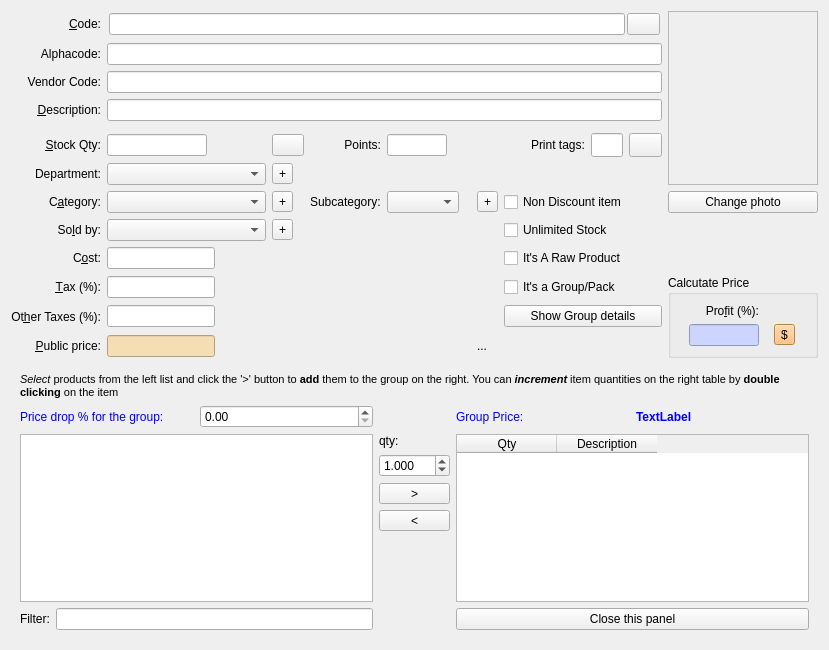
This is iotstock/src/ui/producteditor.ui in hiramvillarreal/iotpos as Qt 5 draws it before an edit. The edited form follows.
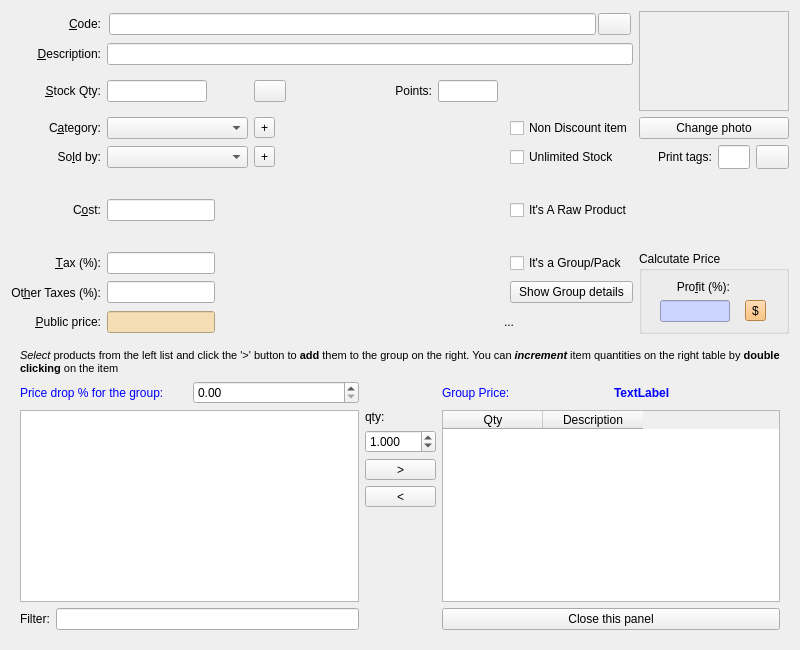
This is the edited form. The open tabs and pages were chosen to show the change.

What changed in the file:
```diff
--- a/iotstock/src/ui/producteditor.ui
+++ b/iotstock/src/ui/producteditor.ui
@@ -6,7 +6,7 @@
    <rect>
     <x>0</x>
     <y>0</y>
-    <width>829</width>
+    <width>800</width>
     <height>650</height>
    </rect>
   </property>
@@ -18,13 +18,13 @@
   </property>
   <property name="minimumSize">
    <size>
-    <width>829</width>
+    <width>800</width>
     <height>0</height>
    </size>
   </property>
   <property name="maximumSize">
    <size>
-    <width>900</width>
+    <width>800</width>
     <height>650</height>
    </size>
   </property>
@@ -32,17 +32,419 @@
    <string>Product Editor</string>
   </property>
   <layout class="QGridLayout" name="gridLayout">
-   <item row="2" column="0">
-    <widget class="QLabel" name="lblVendorCode">
+   <item row="6" column="7">
+    <layout class="QHBoxLayout" name="horizontalLayout_5">
+     <item>
+      <spacer name="horizontalSpacer">
+       <property name="orientation">
+        <enum>Qt::Horizontal</enum>
+       </property>
+       <property name="sizeHint" stdset="0">
+        <size>
+         <width>13</width>
+         <height>24</height>
+        </size>
+       </property>
+      </spacer>
+     </item>
+     <item>
+      <widget class="QLabel" name="label_19">
+       <property name="text">
+        <string>Print tags:</string>
+       </property>
+      </widget>
+     </item>
+     <item>
+      <widget class="QLineEdit" name="lEditBC">
+       <property name="enabled">
+        <bool>true</bool>
+       </property>
+       <property name="maximumSize">
+        <size>
+         <width>32</width>
+         <height>32</height>
+        </size>
+       </property>
+       <property name="maxLength">
+        <number>1</number>
+       </property>
+      </widget>
+     </item>
+     <item>
+      <widget class="QPushButton" name="printBC">
+       <property name="sizePolicy">
+        <sizepolicy hsizetype="Minimum" vsizetype="Minimum">
+         <horstretch>0</horstretch>
+         <verstretch>0</verstretch>
+        </sizepolicy>
+       </property>
+       <property name="minimumSize">
+        <size>
+         <width>33</width>
+         <height>0</height>
+        </size>
+       </property>
+       <property name="maximumSize">
+        <size>
+         <width>32</width>
+         <height>32</height>
+        </size>
+       </property>
+       <property name="text">
+        <string/>
+       </property>
+       <property name="iconSize">
+        <size>
+         <width>32</width>
+         <height>32</height>
+        </size>
+       </property>
+      </widget>
+     </item>
+    </layout>
+   </item>
+   <item row="7" column="7">
+    <widget class="QStackedWidget" name="stackedWidget">
+     <property name="sizePolicy">
+      <sizepolicy hsizetype="Maximum" vsizetype="Preferred">
+       <horstretch>0</horstretch>
+       <verstretch>0</verstretch>
+      </sizepolicy>
+     </property>
+     <property name="currentIndex">
+      <number>0</number>
+     </property>
+     <widget class="QWidget" name="page"/>
+     <widget class="QWidget" name="page_2">
+      <widget class="QToolButton" name="btnCreateSubcategory">
+       <property name="geometry">
+        <rect>
+         <x>240</x>
+         <y>-10</y>
+         <width>21</width>
+         <height>25</height>
+        </rect>
+       </property>
+       <property name="toolTip">
+        <string>Create new subcategory</string>
+       </property>
+       <property name="text">
+        <string>+</string>
+       </property>
+      </widget>
+      <widget class="QLineEdit" name="editAlphacode">
+       <property name="geometry">
+        <rect>
+         <x>-101</x>
+         <y>-184</y>
+         <width>535</width>
+         <height>27</height>
+        </rect>
+       </property>
+       <property name="sizePolicy">
+        <sizepolicy hsizetype="MinimumExpanding" vsizetype="Fixed">
+         <horstretch>0</horstretch>
+         <verstretch>0</verstretch>
+        </sizepolicy>
+       </property>
+       <property name="minimumSize">
+        <size>
+         <width>260</width>
+         <height>0</height>
+        </size>
+       </property>
+      </widget>
+      <widget class="QLabel" name="lblVendorCode">
+       <property name="geometry">
+        <rect>
+         <x>-225</x>
+         <y>-151</y>
+         <width>112</width>
+         <height>27</height>
+        </rect>
+       </property>
+       <property name="text">
+        <string>Vendor Code:</string>
+       </property>
+       <property name="alignment">
+        <set>Qt::AlignRight|Qt::AlignTrailing|Qt::AlignVCenter</set>
+       </property>
+      </widget>
+      <widget class="QComboBox" name="subcategoriesCombo">
+       <property name="geometry">
+        <rect>
+         <x>131</x>
+         <y>-11</y>
+         <width>85</width>
+         <height>27</height>
+        </rect>
+       </property>
+      </widget>
+      <widget class="QLabel" name="label_11">
+       <property name="geometry">
+        <rect>
+         <x>-225</x>
+         <y>-184</y>
+         <width>112</width>
+         <height>27</height>
+        </rect>
+       </property>
+       <property name="text">
+        <string>Alphacode:</string>
+       </property>
+       <property name="alignment">
+        <set>Qt::AlignRight|Qt::AlignTrailing|Qt::AlignVCenter</set>
+       </property>
+      </widget>
+      <widget class="QLabel" name="label_17">
+       <property name="geometry">
+        <rect>
+         <x>35</x>
+         <y>-11</y>
+         <width>90</width>
+         <height>27</height>
+        </rect>
+       </property>
+       <property name="text">
+        <string>Subcategory:</string>
+       </property>
+      </widget>
+      <widget class="QLineEdit" name="editVendorcode">
+       <property name="geometry">
+        <rect>
+         <x>-107</x>
+         <y>-151</y>
+         <width>535</width>
+         <height>27</height>
+        </rect>
+       </property>
+      </widget>
+      <widget class="QLabel" name="label_18">
+       <property name="geometry">
+        <rect>
+         <x>-150</x>
+         <y>0</y>
+         <width>112</width>
+         <height>27</height>
+        </rect>
+       </property>
+       <property name="text">
+        <string>Department:</string>
+       </property>
+       <property name="alignment">
+        <set>Qt::AlignRight|Qt::AlignTrailing|Qt::AlignVCenter</set>
+       </property>
+      </widget>
+      <widget class="QComboBox" name="departmentsCombo">
+       <property name="geometry">
+        <rect>
+         <x>-32</x>
+         <y>0</y>
+         <width>106</width>
+         <height>27</height>
+        </rect>
+       </property>
+      </widget>
+      <widget class="QToolButton" name="btnCreateDepartment">
+       <property name="geometry">
+        <rect>
+         <x>80</x>
+         <y>1</y>
+         <width>21</width>
+         <height>25</height>
+        </rect>
+       </property>
+       <property name="toolTip">
+        <string>Add New Department</string>
+       </property>
+       <property name="statusTip">
+        <string>Add New Department</string>
+       </property>
+       <property name="text">
+        <string>+</string>
+       </property>
+      </widget>
+      <zorder>btnCreateSubcategory</zorder>
+      <zorder>editAlphacode</zorder>
+      <zorder>lblVendorCode</zorder>
+      <zorder>subcategoriesCombo</zorder>
+      <zorder>label_11</zorder>
+      <zorder>label_17</zorder>
+      <zorder>editVendorcode</zorder>
+      <zorder>label_18</zorder>
+      <zorder>departmentsCombo</zorder>
+      <zorder>btnCreateDepartment</zorder>
+      <zorder>label_18</zorder>
+      <zorder>departmentsCombo</zorder>
+      <zorder>btnCreateDepartment</zorder>
+     </widget>
+    </widget>
+   </item>
+   <item row="6" column="6">
+    <widget class="QCheckBox" name="chUnlimitedStock">
      <property name="text">
-      <string>Vendor Code:</string>
+      <string>Unlimited Stock</string>
      </property>
+    </widget>
+   </item>
+   <item row="5" column="6">
+    <widget class="QCheckBox" name="chNotDiscountable">
+     <property name="text">
+      <string>Non Discount item</string>
+     </property>
+    </widget>
+   </item>
+   <item row="3" column="4">
+    <widget class="QLineEdit" name="editPoints">
+     <property name="sizePolicy">
+      <sizepolicy hsizetype="MinimumExpanding" vsizetype="Fixed">
+       <horstretch>0</horstretch>
+       <verstretch>0</verstretch>
+      </sizepolicy>
+     </property>
+     <property name="minimumSize">
+      <size>
+       <width>50</width>
+       <height>0</height>
+      </size>
+     </property>
+     <property name="maximumSize">
+      <size>
+       <width>60</width>
+       <height>16777215</height>
+      </size>
+     </property>
+     <property name="readOnly">
+      <bool>false</bool>
+     </property>
+    </widget>
+   </item>
+   <item row="8" column="6">
+    <widget class="QCheckBox" name="chIsAGroup">
+     <property name="text">
+      <string>It's a Group/Pack</string>
+     </property>
+    </widget>
+   </item>
+   <item row="3" column="3">
+    <widget class="QLabel" name="label_15">
+     <property name="sizePolicy">
+      <sizepolicy hsizetype="Minimum" vsizetype="Preferred">
+       <horstretch>0</horstretch>
+       <verstretch>0</verstretch>
+      </sizepolicy>
+     </property>
+     <property name="layoutDirection">
+      <enum>Qt::LeftToRight</enum>
+     </property>
+     <property name="text">
+      <string>Points:</string>
+     </property>
      <property name="alignment">
       <set>Qt::AlignRight|Qt::AlignTrailing|Qt::AlignVCenter</set>
      </property>
+     <property name="buddy">
+      <cstring>editPoints</cstring>
+     </property>
     </widget>
    </item>
-   <item row="10" column="0">
+   <item row="0" column="7" rowspan="6">
+    <layout class="QVBoxLayout">
+     <item>
+      <widget class="QLabel" name="labelPhoto">
+       <property name="sizePolicy">
+        <sizepolicy hsizetype="Minimum" vsizetype="Minimum">
+         <horstretch>0</horstretch>
+         <verstretch>0</verstretch>
+        </sizepolicy>
+       </property>
+       <property name="minimumSize">
+        <size>
+         <width>100</width>
+         <height>100</height>
+        </size>
+       </property>
+       <property name="frameShape">
+        <enum>QFrame::StyledPanel</enum>
+       </property>
+       <property name="frameShadow">
+        <enum>QFrame::Sunken</enum>
+       </property>
+       <property name="text">
+        <string/>
+       </property>
+       <property name="alignment">
+        <set>Qt::AlignCenter</set>
+       </property>
+      </widget>
+     </item>
+     <item>
+      <widget class="QPushButton" name="btnPhoto">
+       <property name="sizePolicy">
+        <sizepolicy hsizetype="Minimum" vsizetype="Fixed">
+         <horstretch>0</horstretch>
+         <verstretch>0</verstretch>
+        </sizepolicy>
+       </property>
+       <property name="text">
+        <string>Change photo</string>
+       </property>
+      </widget>
+     </item>
+    </layout>
+   </item>
+   <item row="7" column="1" colspan="3">
+    <widget class="QLineEdit" name="editCost">
+     <property name="sizePolicy">
+      <sizepolicy hsizetype="Maximum" vsizetype="Fixed">
+       <horstretch>0</horstretch>
+       <verstretch>0</verstretch>
+      </sizepolicy>
+     </property>
+     <property name="minimumSize">
+      <size>
+       <width>20</width>
+       <height>0</height>
+      </size>
+     </property>
+     <property name="maximumSize">
+      <size>
+       <width>16777215</width>
+       <height>16777215</height>
+      </size>
+     </property>
+    </widget>
+   </item>
+   <item row="5" column="2">
+    <widget class="QToolButton" name="btnCreateCategory">
+     <property name="toolTip">
+      <string>Create new category</string>
+     </property>
+     <property name="text">
+      <string>+</string>
+     </property>
+    </widget>
+   </item>
+   <item row="3" column="0">
+    <widget class="QLabel" name="labelStockQty">
+     <property name="sizePolicy">
+      <sizepolicy hsizetype="Minimum" vsizetype="Preferred">
+       <horstretch>0</horstretch>
+       <verstretch>0</verstretch>
+      </sizepolicy>
+     </property>
+     <property name="text">
+      <string>&amp;Stock Qty:</string>
+     </property>
+     <property name="alignment">
+      <set>Qt::AlignRight|Qt::AlignTrailing|Qt::AlignVCenter</set>
+     </property>
+     <property name="buddy">
+      <cstring>editStockQty</cstring>
+     </property>
+    </widget>
+   </item>
+   <item row="8" column="0">
     <widget class="QLabel" name="label_10">
      <property name="sizePolicy">
       <sizepolicy hsizetype="Minimum" vsizetype="Preferred">
@@ -64,17 +466,7 @@
      </property>
     </widget>
    </item>
-   <item row="10" column="8">
-    <widget class="QCheckBox" name="chIsAGroup">
-     <property name="text">
-      <string>It's a Group/Pack</string>
-     </property>
-    </widget>
-   </item>
-   <item row="7" column="4">
-    <widget class="QComboBox" name="subcategoriesCombo"/>
-   </item>
-   <item row="10" column="9" rowspan="3">
+   <item row="8" column="7" rowspan="3">
     <widget class="QGroupBox" name="groupBox">
      <property name="sizePolicy">
       <sizepolicy hsizetype="Minimum" vsizetype="Preferred">
@@ -513,14 +905,7 @@
      </layout>
     </widget>
    </item>
-   <item row="7" column="8">
-    <widget class="QCheckBox" name="chNotDiscountable">
-     <property name="text">
-      <string>Non Discount item</string>
-     </property>
-    </widget>
-   </item>
-   <item row="12" column="0">
+   <item row="10" column="0">
     <widget class="QLabel" name="label_13">
      <property name="sizePolicy">
       <sizepolicy hsizetype="Minimum" vsizetype="Preferred">
@@ -542,46 +927,14 @@
      </property>
     </widget>
    </item>
-   <item row="11" column="8">
-    <widget class="QPushButton" name="btnShowGroup">
+   <item row="10" column="5" colspan="2">
+    <widget class="QLabel" name="lblProfit">
      <property name="text">
-      <string>Show Group details</string>
+      <string>...</string>
      </property>
     </widget>
    </item>
-   <item row="5" column="3">
-    <widget class="QLabel" name="label_15">
-     <property name="sizePolicy">
-      <sizepolicy hsizetype="Minimum" vsizetype="Preferred">
-       <horstretch>0</horstretch>
-       <verstretch>0</verstretch>
-      </sizepolicy>
-     </property>
-     <property name="layoutDirection">
-      <enum>Qt::LeftToRight</enum>
-     </property>
-     <property name="text">
-      <string>Points:</string>
-     </property>
-     <property name="alignment">
-      <set>Qt::AlignRight|Qt::AlignTrailing|Qt::AlignVCenter</set>
-     </property>
-     <property name="buddy">
-      <cstring>editPoints</cstring>
-     </property>
-    </widget>
-   </item>
-   <item row="6" column="0">
-    <widget class="QLabel" name="label_18">
-     <property name="text">
-      <string>Department:</string>
-     </property>
-     <property name="alignment">
-      <set>Qt::AlignRight|Qt::AlignTrailing|Qt::AlignVCenter</set>
-     </property>
-    </widget>
-   </item>
-   <item row="9" column="0">
+   <item row="7" column="0">
     <widget class="QLabel" name="label_9">
      <property name="sizePolicy">
       <sizepolicy hsizetype="Minimum" vsizetype="Preferred">
@@ -603,23 +956,47 @@
      </property>
     </widget>
    </item>
-   <item row="7" column="7">
-    <widget class="QToolButton" name="btnCreateSubcategory">
-     <property name="toolTip">
-      <string>Create new subcategory</string>
+   <item row="0" column="1" colspan="6">
+    <layout class="QHBoxLayout">
+     <property name="spacing">
+      <number>2</number>
      </property>
-     <property name="text">
-      <string>+</string>
+     <property name="leftMargin">
+      <number>2</number>
      </property>
-    </widget>
-   </item>
-   <item row="6" column="1">
-    <widget class="QComboBox" name="departmentsCombo"/>
-   </item>
-   <item row="0" column="9" rowspan="8">
-    <layout class="QVBoxLayout">
+     <property name="topMargin">
+      <number>2</number>
+     </property>
+     <property name="rightMargin">
+      <number>2</number>
+     </property>
+     <property name="bottomMargin">
+      <number>2</number>
+     </property>
      <item>
-      <widget class="QLabel" name="labelPhoto">
+      <widget class="QLineEdit" name="editCode">
+       <property name="sizePolicy">
+        <sizepolicy hsizetype="MinimumExpanding" vsizetype="Fixed">
+         <horstretch>0</horstretch>
+         <verstretch>0</verstretch>
+        </sizepolicy>
+       </property>
+       <property name="minimumSize">
+        <size>
+         <width>60</width>
+         <height>0</height>
+        </size>
+       </property>
+       <property name="maximumSize">
+        <size>
+         <width>16777215</width>
+         <height>16777215</height>
+        </size>
+       </property>
+      </widget>
+     </item>
+     <item>
+      <widget class="QPushButton" name="btnChangeCode">
        <property name="sizePolicy">
         <sizepolicy hsizetype="Minimum" vsizetype="Minimum">
          <horstretch>0</horstretch>
@@ -628,98 +1005,27 @@
        </property>
        <property name="minimumSize">
         <size>
-         <width>150</width>
-         <height>150</height>
+         <width>33</width>
+         <height>0</height>
         </size>
        </property>
-       <property name="frameShape">
-        <enum>QFrame::StyledPanel</enum>
+       <property name="maximumSize">
+        <size>
+         <width>33</width>
+         <height>33</height>
+        </size>
        </property>
-       <property name="frameShadow">
-        <enum>QFrame::Sunken</enum>
+       <property name="toolTip">
+        <string>Enable Code Editing</string>
        </property>
        <property name="text">
         <string/>
        </property>
-       <property name="alignment">
-        <set>Qt::AlignCenter</set>
-       </property>
-      </widget>
-     </item>
-     <item>
-      <widget class="QPushButton" name="btnPhoto">
-       <property name="sizePolicy">
-        <sizepolicy hsizetype="Minimum" vsizetype="Fixed">
-         <horstretch>0</horstretch>
-         <verstretch>0</verstretch>
-        </sizepolicy>
-       </property>
-       <property name="text">
-        <string>Change photo</string>
-       </property>
       </widget>
      </item>
     </layout>
    </item>
-   <item row="7" column="3">
-    <widget class="QLabel" name="label_17">
-     <property name="text">
-      <string>Subcategory:</string>
-     </property>
-    </widget>
-   </item>
-   <item row="9" column="1" colspan="3">
-    <widget class="QLineEdit" name="editCost">
-     <property name="sizePolicy">
-      <sizepolicy hsizetype="Maximum" vsizetype="Fixed">
-       <horstretch>0</horstretch>
-       <verstretch>0</verstretch>
-      </sizepolicy>
-     </property>
-     <property name="minimumSize">
-      <size>
-       <width>20</width>
-       <height>0</height>
-      </size>
-     </property>
-     <property name="maximumSize">
-      <size>
-       <width>16777215</width>
-       <height>16777215</height>
-      </size>
-     </property>
-    </widget>
-   </item>
-   <item row="7" column="2">
-    <widget class="QToolButton" name="btnCreateCategory">
-     <property name="toolTip">
-      <string>Create new category</string>
-     </property>
-     <property name="text">
-      <string>+</string>
-     </property>
-    </widget>
-   </item>
-   <item row="5" column="0">
-    <widget class="QLabel" name="labelStockQty">
-     <property name="sizePolicy">
-      <sizepolicy hsizetype="Minimum" vsizetype="Preferred">
-       <horstretch>0</horstretch>
-       <verstretch>0</verstretch>
-      </sizepolicy>
-     </property>
-     <property name="text">
-      <string>&amp;Stock Qty:</string>
-     </property>
-     <property name="alignment">
-      <set>Qt::AlignRight|Qt::AlignTrailing|Qt::AlignVCenter</set>
-     </property>
-     <property name="buddy">
-      <cstring>editStockQty</cstring>
-     </property>
-    </widget>
-   </item>
-   <item row="7" column="1">
+   <item row="5" column="1">
     <widget class="QComboBox" name="categoriesCombo">
      <property name="sizePolicy">
       <sizepolicy hsizetype="MinimumExpanding" vsizetype="Fixed">
@@ -729,14 +1035,7 @@
      </property>
     </widget>
    </item>
-   <item row="9" column="8">
-    <widget class="QCheckBox" name="chIsARaw">
-     <property name="text">
-      <string>It's A Raw Product</string>
-     </property>
-    </widget>
-   </item>
-   <item row="3" column="0">
+   <item row="1" column="0">
     <widget class="QLabel" name="label_14">
      <property name="sizePolicy">
       <sizepolicy hsizetype="Minimum" vsizetype="Preferred">
@@ -758,7 +1057,7 @@
      </property>
     </widget>
    </item>
-   <item row="12" column="1" colspan="3">
+   <item row="10" column="1" colspan="3">
     <widget class="QLineEdit" name="editFinalPrice">
      <property name="sizePolicy">
       <sizepolicy hsizetype="Maximum" vsizetype="Fixed">
@@ -789,55 +1088,7 @@
      </property>
     </widget>
    </item>
-   <item row="12" column="7" colspan="2">
-    <widget class="QLabel" name="lblProfit">
-     <property name="text">
-      <string>...</string>
-     </property>
-    </widget>
-   </item>
-   <item row="5" column="4">
-    <widget class="QLineEdit" name="editPoints">
-     <property name="sizePolicy">
-      <sizepolicy hsizetype="MinimumExpanding" vsizetype="Fixed">
-       <horstretch>0</horstretch>
-       <verstretch>0</verstretch>
-      </sizepolicy>
-     </property>
-     <property name="minimumSize">
-      <size>
-       <width>50</width>
-       <height>0</height>
-      </size>
-     </property>
-     <property name="maximumSize">
-      <size>
-       <width>60</width>
-       <height>16777215</height>
-      </size>
-     </property>
-     <property name="readOnly">
-      <bool>false</bool>
-     </property>
-    </widget>
-   </item>
-   <item row="1" column="1" colspan="8">
-    <widget class="QLineEdit" name="editAlphacode">
-     <property name="sizePolicy">
-      <sizepolicy hsizetype="MinimumExpanding" vsizetype="Fixed">
-       <horstretch>0</horstretch>
-       <verstretch>0</verstretch>
-      </sizepolicy>
-     </property>
-     <property name="minimumSize">
-      <size>
-       <width>260</width>
-       <height>0</height>
-      </size>
-     </property>
-    </widget>
-   </item>
-   <item row="8" column="0">
+   <item row="6" column="0">
     <widget class="QLabel" name="label_7">
      <property name="sizePolicy">
       <sizepolicy hsizetype="Minimum" vsizetype="Preferred">
@@ -859,10 +1110,7 @@
      </property>
     </widget>
    </item>
-   <item row="2" column="1" colspan="8">
-    <widget class="QLineEdit" name="editVendorcode"/>
-   </item>
-   <item row="5" column="2">
+   <item row="3" column="2">
     <widget class="QPushButton" name="btnStockCorrect">
      <property name="maximumSize">
       <size>
@@ -878,7 +1126,7 @@
      </property>
     </widget>
    </item>
-   <item row="11" column="1" colspan="3">
+   <item row="9" column="1" colspan="3">
     <widget class="QLineEdit" name="editExtraTaxes">
      <property name="sizePolicy">
       <sizepolicy hsizetype="Maximum" vsizetype="Fixed">
@@ -903,80 +1151,7 @@
      </property>
     </widget>
    </item>
-   <item row="0" column="1" colspan="8">
-    <layout class="QHBoxLayout">
-     <property name="spacing">
-      <number>2</number>
-     </property>
-     <property name="leftMargin">
-      <number>2</number>
-     </property>
-     <property name="topMargin">
-      <number>2</number>
-     </property>
-     <property name="rightMargin">
-      <number>2</number>
-     </property>
-     <property name="bottomMargin">
-      <number>2</number>
-     </property>
-     <item>
-      <widget class="QLineEdit" name="editCode">
-       <property name="minimumSize">
-        <size>
-         <width>80</width>
-         <height>0</height>
-        </size>
-       </property>
-       <property name="maximumSize">
-        <size>
-         <width>16777215</width>
-         <height>16777215</height>
-        </size>
-       </property>
-      </widget>
-     </item>
-     <item>
-      <widget class="QPushButton" name="btnChangeCode">
-       <property name="sizePolicy">
-        <sizepolicy hsizetype="Minimum" vsizetype="Minimum">
-         <horstretch>0</horstretch>
-         <verstretch>0</verstretch>
-        </sizepolicy>
-       </property>
-       <property name="minimumSize">
-        <size>
-         <width>33</width>
-         <height>0</height>
-        </size>
-       </property>
-       <property name="maximumSize">
-        <size>
-         <width>33</width>
-         <height>33</height>
-        </size>
-       </property>
-       <property name="toolTip">
-        <string>Enable Code Editing</string>
-       </property>
-       <property name="text">
-        <string/>
-       </property>
-      </widget>
-     </item>
-    </layout>
-   </item>
-   <item row="8" column="2">
-    <widget class="QToolButton" name="btnCreateMeasure">
-     <property name="toolTip">
-      <string>Create New Measure</string>
-     </property>
-     <property name="text">
-      <string>+</string>
-     </property>
-    </widget>
-   </item>
-   <item row="11" column="0">
+   <item row="9" column="0">
     <widget class="QLabel" name="label_12">
      <property name="sizePolicy">
       <sizepolicy hsizetype="Minimum" vsizetype="Preferred">
@@ -1001,7 +1176,17 @@
      </property>
     </widget>
    </item>
-   <item row="8" column="1">
+   <item row="6" column="2">
+    <widget class="QToolButton" name="btnCreateMeasure">
+     <property name="toolTip">
+      <string>Create New Measure</string>
+     </property>
+     <property name="text">
+      <string>+</string>
+     </property>
+    </widget>
+   </item>
+   <item row="6" column="1">
     <widget class="QComboBox" name="measuresCombo">
      <property name="sizePolicy">
       <sizepolicy hsizetype="MinimumExpanding" vsizetype="Fixed">
@@ -1011,7 +1196,7 @@
      </property>
     </widget>
    </item>
-   <item row="10" column="1" colspan="3">
+   <item row="8" column="1" colspan="3">
     <widget class="QLineEdit" name="editTax">
      <property name="sizePolicy">
       <sizepolicy hsizetype="Maximum" vsizetype="Fixed">
@@ -1036,19 +1221,6 @@
      </property>
     </widget>
    </item>
-   <item row="6" column="2">
-    <widget class="QToolButton" name="btnCreateDepartment">
-     <property name="toolTip">
-      <string>Add New Department</string>
-     </property>
-     <property name="statusTip">
-      <string>Add New Department</string>
-     </property>
-     <property name="text">
-      <string>+</string>
-     </property>
-    </widget>
-   </item>
    <item row="0" column="0">
     <widget class="QLabel" name="label_5">
      <property name="sizePolicy">
@@ -1071,14 +1243,7 @@
      </property>
     </widget>
    </item>
-   <item row="8" column="8">
-    <widget class="QCheckBox" name="chUnlimitedStock">
-     <property name="text">
-      <string>Unlimited Stock</string>
-     </property>
-    </widget>
-   </item>
-   <item row="3" column="1" colspan="8">
+   <item row="1" column="1" colspan="6">
     <widget class="QLineEdit" name="editDesc">
      <property name="sizePolicy">
       <sizepolicy hsizetype="MinimumExpanding" vsizetype="Fixed">
@@ -1088,13 +1253,13 @@
      </property>
      <property name="minimumSize">
       <size>
-       <width>200</width>
+       <width>100</width>
        <height>0</height>
       </size>
      </property>
     </widget>
    </item>
-   <item row="13" column="0" colspan="10">
+   <item row="11" column="0" colspan="8">
     <widget class="QFrame" name="groupsPanel">
      <layout class="QGridLayout" name="gridLayout_2">
       <item row="0" column="0" colspan="3">
@@ -1323,29 +1488,7 @@
      </layout>
     </widget>
    </item>
-   <item row="7" column="0">
-    <widget class="QLabel" name="label_8">
-     <property name="sizePolicy">
-      <sizepolicy hsizetype="Minimum" vsizetype="Preferred">
-       <horstretch>0</horstretch>
-       <verstretch>0</verstretch>
-      </sizepolicy>
-     </property>
-     <property name="layoutDirection">
-      <enum>Qt::LeftToRight</enum>
-     </property>
-     <property name="text">
-      <string>C&amp;ategory:</string>
-     </property>
-     <property name="alignment">
-      <set>Qt::AlignRight|Qt::AlignTrailing|Qt::AlignVCenter</set>
-     </property>
-     <property name="buddy">
-      <cstring>categoriesCombo</cstring>
-     </property>
-    </widget>
-   </item>
-   <item row="5" column="1">
+   <item row="3" column="1">
     <widget class="QLineEdit" name="editStockQty">
      <property name="sizePolicy">
       <sizepolicy hsizetype="Minimum" vsizetype="Fixed">
@@ -1373,86 +1516,54 @@
      </property>
     </widget>
    </item>
-   <item row="1" column="0">
-    <widget class="QLabel" name="label_11">
+   <item row="5" column="0">
+    <widget class="QLabel" name="label_8">
+     <property name="sizePolicy">
+      <sizepolicy hsizetype="Minimum" vsizetype="Preferred">
+       <horstretch>0</horstretch>
+       <verstretch>0</verstretch>
+      </sizepolicy>
+     </property>
+     <property name="layoutDirection">
+      <enum>Qt::LeftToRight</enum>
+     </property>
      <property name="text">
-      <string>Alphacode:</string>
+      <string>C&amp;ategory:</string>
      </property>
      <property name="alignment">
       <set>Qt::AlignRight|Qt::AlignTrailing|Qt::AlignVCenter</set>
      </property>
+     <property name="buddy">
+      <cstring>categoriesCombo</cstring>
+     </property>
     </widget>
    </item>
-   <item row="5" column="8">
-    <layout class="QHBoxLayout" name="horizontalLayout_5">
-     <item>
-      <spacer name="horizontalSpacer">
-       <property name="orientation">
-        <enum>Qt::Horizontal</enum>
-       </property>
-       <property name="sizeHint" stdset="0">
-        <size>
-         <width>13</width>
-         <height>24</height>
-        </size>
-       </property>
-      </spacer>
-     </item>
-     <item>
-      <widget class="QLabel" name="label_19">
-       <property name="text">
-        <string>Print tags:</string>
-       </property>
-      </widget>
-     </item>
-     <item>
-      <widget class="QLineEdit" name="lEditBC">
-       <property name="enabled">
-        <bool>true</bool>
-       </property>
-       <property name="maximumSize">
-        <size>
-         <width>32</width>
-         <height>32</height>
-        </size>
-       </property>
-       <property name="maxLength">
-        <number>1</number>
-       </property>
-      </widget>
-     </item>
-     <item>
-      <widget class="QPushButton" name="printBC">
-       <property name="sizePolicy">
-        <sizepolicy hsizetype="Minimum" vsizetype="Minimum">
-         <horstretch>0</horstretch>
-         <verstretch>0</verstretch>
-        </sizepolicy>
-       </property>
-       <property name="minimumSize">
-        <size>
-         <width>33</width>
-         <height>0</height>
-        </size>
-       </property>
-       <property name="maximumSize">
-        <size>
-         <width>32</width>
-         <height>32</height>
-        </size>
-       </property>
-       <property name="text">
-        <string/>
-       </property>
-       <property name="iconSize">
-        <size>
-         <width>32</width>
-         <height>32</height>
-        </size>
-       </property>
-      </widget>
-     </item>
-    </layout>
+   <item row="7" column="6">
+    <widget class="QCheckBox" name="chIsARaw">
+     <property name="text">
+      <string>It's A Raw Product</string>
+     </property>
+    </widget>
+   </item>
+   <item row="9" column="6">
+    <widget class="QPushButton" name="btnShowGroup">
+     <property name="text">
+      <string>Show Group details</string>
+     </property>
+    </widget>
+   </item>
+   <item row="5" column="3">
+    <spacer name="horizontalSpacer_2">
+     <property name="orientation">
+      <enum>Qt::Horizontal</enum>
+     </property>
+     <property name="sizeHint" stdset="0">
+      <size>
+       <width>40</width>
+       <height>20</height>
+      </size>
+     </property>
+    </spacer>
    </item>
   </layout>
  </widget>
```
Left out of the diff: 6 changed lines with no effect on the pictures.
